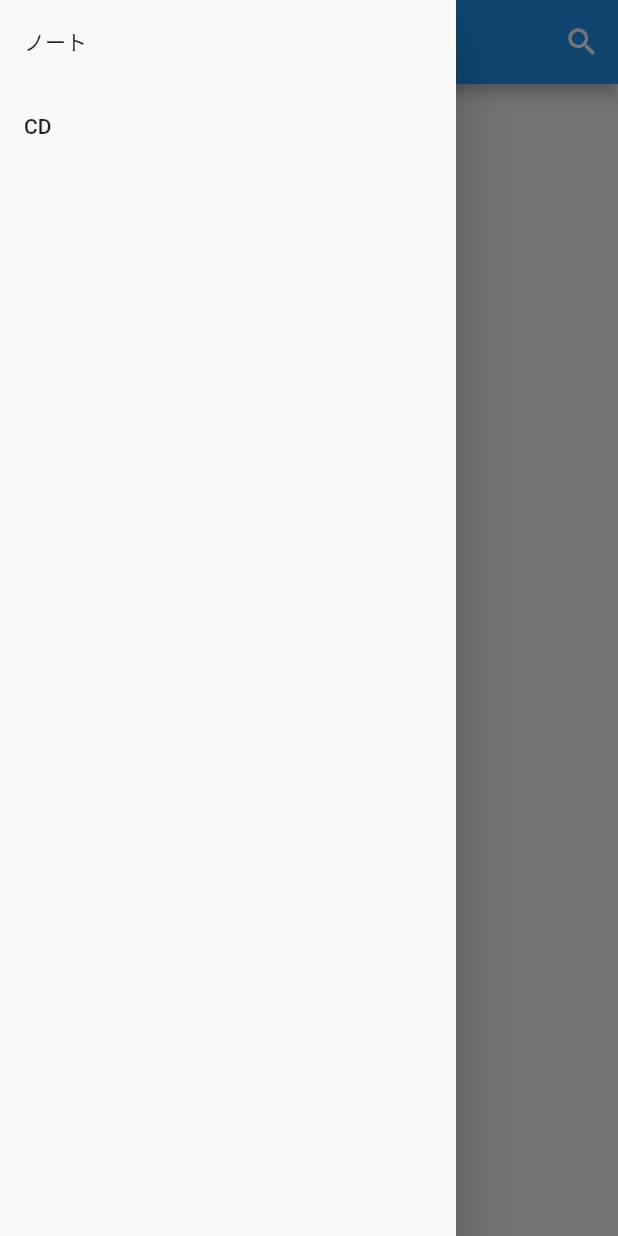
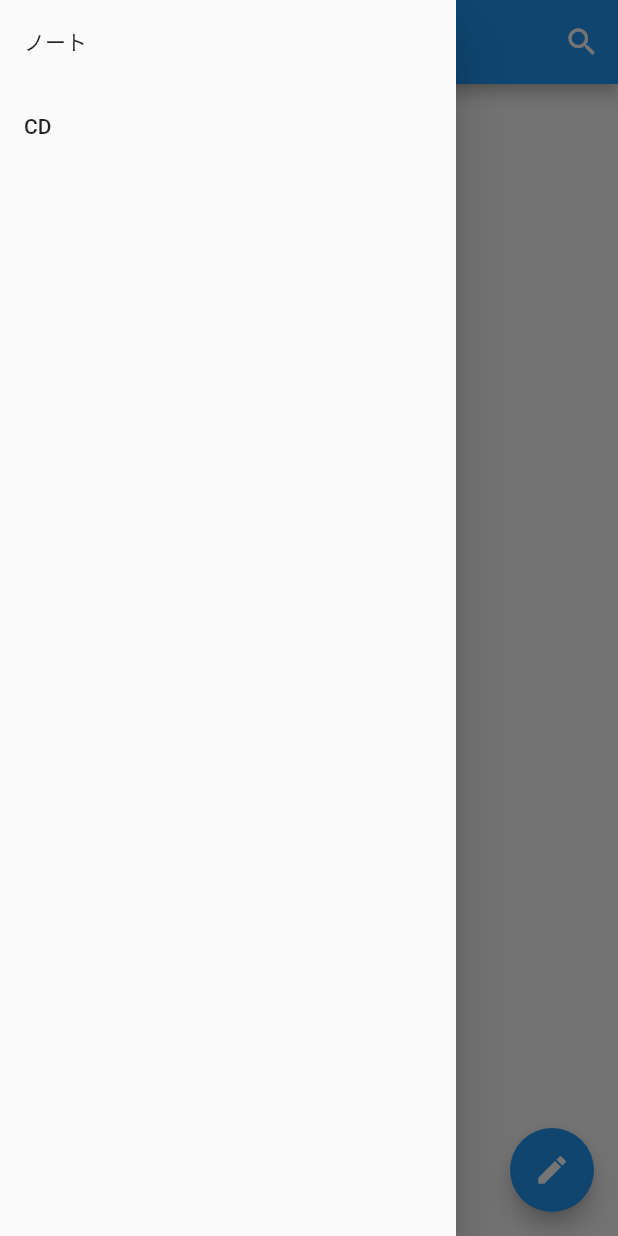
Before and after one commit to cnszz39/main_flutter_app, a Flutter app: the screen it shows after launch, with the side drawer open, on a phone screen of 412 x 824 dp. Run offline on Flutter 3.47's test engine with Material 2 defaults, Android fonts, the phone set to English and light mode, and no system bars; our stand-ins replace cloud_firestore, firebase_auth, firebase_core, firebase_storage, shared_preferences; accounts and stored records are empty.

Commit message:
update main page to right for web or tablet

```diff
--- a/lib/common/commons.dart
+++ b/lib/common/commons.dart
@@ -1,7 +1,5 @@
 import 'package:cloud_firestore/cloud_firestore.dart';
-import 'package:firebase_auth/firebase_auth.dart';
 import 'package:flutter/material.dart';
-import 'package:google_sign_in/google_sign_in.dart';
 import 'package:main_flutter_app/pages/cd_list.dart';
 import 'package:main_flutter_app/pages/note_list.dart';
 
@@ -93,7 +91,7 @@ class _CommonScaffoldState extends State<CommonScaffold> {
   }
 }
 
-List<Map<String, dynamic>> getMainPageConfig() => [
+List<Map<String, dynamic>> getMainPageConfig(BuildContext context) => [
       {
         'pageIndex': 0,
         'pageName': 'ノート',
--- a/lib/main.dart
+++ b/lib/main.dart
@@ -2,10 +2,6 @@ import 'package:cloud_firestore/cloud_firestore.dart';
 import 'package:firebase_auth/firebase_auth.dart';
 import 'package:firebase_core/firebase_core.dart';
 import 'package:flutter/material.dart';
-import 'package:main_flutter_app/models/note.dart';
-import 'package:main_flutter_app/note_create_page.dart';
-import 'package:main_flutter_app/pages/cd_list.dart';
-import 'package:main_flutter_app/pages/note_list.dart';
 import 'package:main_flutter_app/search_view.dart';
 
 import 'common/commons.dart';
@@ -33,7 +29,7 @@ class MyAppState extends State<MyApp> {
     firebaseAuth = FirebaseAuth.instance;
     // firebaseAuth.signInAnonymously();
 
-    List<Map<String, dynamic>> mainPages = getMainPageConfig();
+    List<Map<String, dynamic>> mainPages = getMainPageConfig(context);
     PageController _pageController =
         new PageController(initialPage: widget.pageIndex);
     return MaterialApp(
@@ -121,7 +117,7 @@ class MyAppState extends State<MyApp> {
                             _pageController.jumpToPage(index);
                           });
                         },
-                        selectedIndex: 0,
+                        selectedIndex: widget.pageIndex,
                       ),
                       Expanded(
                         child: PageView(
--- a/lib/note_create_page.dart
+++ b/lib/note_create_page.dart
@@ -1,8 +1,5 @@
-import 'dart:collection';
-
 import 'package:cloud_firestore/cloud_firestore.dart';
 import 'package:flutter/material.dart';
-import 'package:main_flutter_app/main.dart';
 import 'package:main_flutter_app/models/note.dart';
 import 'package:main_flutter_app/note_detail_detail.dart';
 
@@ -47,7 +44,7 @@ class NoteCreatePage extends StatelessWidget {
                         }))
                       })
                   .catchError((error) =>
-                      {print('add note failure, error: ${error.toString()}')});
+                      print("add note failure, error: ${error.toString()}"));
             },
           ),
         ],
--- a/lib/pages/note_list.dart
+++ b/lib/pages/note_list.dart
@@ -1,11 +1,15 @@
 import 'package:cloud_firestore/cloud_firestore.dart';
 import 'package:flutter/material.dart';
 import 'package:main_flutter_app/models/note.dart';
+import '../note_create_page.dart';
 import '../note_detail_detail.dart';
 
 FirebaseFirestore fireStore;
 
 class NoteListPage extends StatefulWidget {
+  bool isOpenNoteDetail = false;
+  Note currentNote = Note();
+  int currentNoteIndex = 0;
   @override
   _NoteListPageState createState() => new _NoteListPageState();
 }
@@ -17,19 +21,36 @@ class _NoteListPageState extends State<NoteListPage> {
   Widget build(BuildContext context) {
     fireStore = FirebaseFirestore.instance;
     var noteQuerySnapshot = Note().getNotes(fireStore);
-    return Scaffold(body: FutureBuilder(
+
+    Size deviceSize = MediaQuery.of(context).size;
+    bool isMobileDevice = deviceSize.width <= 600;
+
+    return Scaffold(
+      floatingActionButton: FloatingActionButton(
+        child: Icon(Icons.create),
+        onPressed: () {
+          Navigator.of(context).push(
+            MaterialPageRoute(
+              builder: (BuildContext context) => NoteCreatePage(),
+            ),
+          );
+        },
+      ),
+      body: FutureBuilder(
         future: noteQuerySnapshot,
         builder: (BuildContext context, AsyncSnapshot<QuerySnapshot> snapshot) {
           if (!snapshot.hasData) return Container();
 
           var listViewChildren = <Widget>[];
           for (var i = 0; i < snapshot.data.docs.length; i++) {
-          var tmpNote = Note.fromMap(snapshot.data.docs[i].data(), snapshot.data.docs[i].id);
-          listViewChildren.add(ListTile(
+            var tmpNote = Note.fromMap(
+                snapshot.data.docs[i].data(), snapshot.data.docs[i].id);
+            listViewChildren.add(
+              Card(
+                child: ListTile(
                   title: Text(
                     tmpNote.title,
-              style:
-              TextStyle(fontSize: 20, fontWeight: FontWeight.bold),
+                    style: TextStyle(fontSize: 20, fontWeight: FontWeight.bold),
                   ),
                   subtitle: Text(
                     tmpNote.content,
@@ -37,25 +58,83 @@ class _NoteListPageState extends State<NoteListPage> {
                   ),
                   trailing: Text('creator'),
                   onTap: () {
+                    if (isMobileDevice) {
                       Navigator.of(context).push(
                         MaterialPageRoute(
                           builder: (BuildContext context) {
                             return NoteDetailPage(
-                      currentNote: Note.fromMap(snapshot.data.docs[i].data(), snapshot.data.docs[i].id),
+                              currentNote: Note.fromMap(
+                                  snapshot.data.docs[i].data(),
+                                  snapshot.data.docs[i].id),
+                              isMobileDevice: isMobileDevice,
                             );
                           },
                         ),
                       );
+                    } else {
+                      setState(() {
+                        widget.currentNote = Note.fromMap(
+                          snapshot.data.docs[i].data(),
+                          snapshot.data.docs[i].id,
+                        );
+
+                        if (i == widget.currentNoteIndex) {
+                          widget.isOpenNoteDetail = !widget.isOpenNoteDetail;
+                        } else {
+                          widget.isOpenNoteDetail = true;
+                        }
+                        widget.currentNoteIndex = i;
+                      });
+                    }
                   },
-          ));
+                ),
+              ),
+            );
           }
+
+          return LayoutBuilder(
+              builder: (BuildContext context, BoxConstraints constraints) {
+            if (constraints.maxWidth <= 600) {
               return RefreshIndicator(
                 child: ListView(
                   children: listViewChildren,
                 ),
-            onRefresh: onRefreshNoteList);
+                onRefresh: onRefreshNoteList,
+              );
+            } else {
+              List<Widget> widgetsForWebDevice = [];
+              widgetsForWebDevice.add(
+                SizedBox(
+                  width: widget.isOpenNoteDetail ? 400 : constraints.maxWidth,
+                  child: RefreshIndicator(
+                    child: ListView(
+                      children: listViewChildren,
+                    ),
+                    onRefresh: onRefreshNoteList,
+                  ),
+                ),
+              );
+              if (widget.isOpenNoteDetail) {
+                widgetsForWebDevice.add(
+                  Expanded(
+                    child: NoteDetailPage(
+                      currentNote: Note.fromMap(
+                          snapshot.data.docs[widget.currentNoteIndex].data(),
+                          snapshot.data.docs[widget.currentNoteIndex].id),
+                      isMobileDevice: constraints.maxWidth <= 600,
+                    ),
+                  ),
+                );
+              }
+
+              return Row(
+                children: widgetsForWebDevice,
+              );
+            }
+          });
         },
-    ),);
+      ),
+    );
   }
 
   Future<void> onRefreshNoteList() async {
```
Also changed, not shown: lib/note_detail_detail.dart (+15 -13 lines), lib/pages/cd_list.dart (+6 -2 lines), 2 other files. Lines whose indentation alone changed are shown as unchanged.
